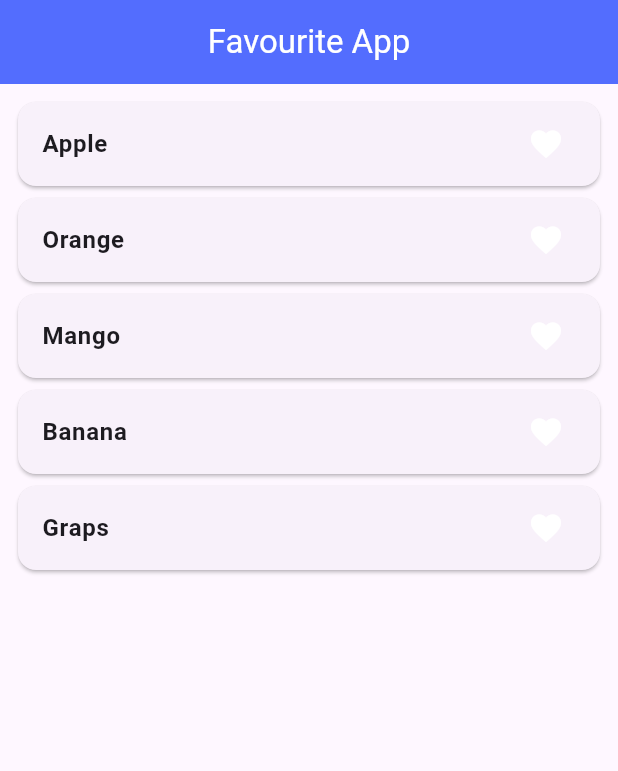
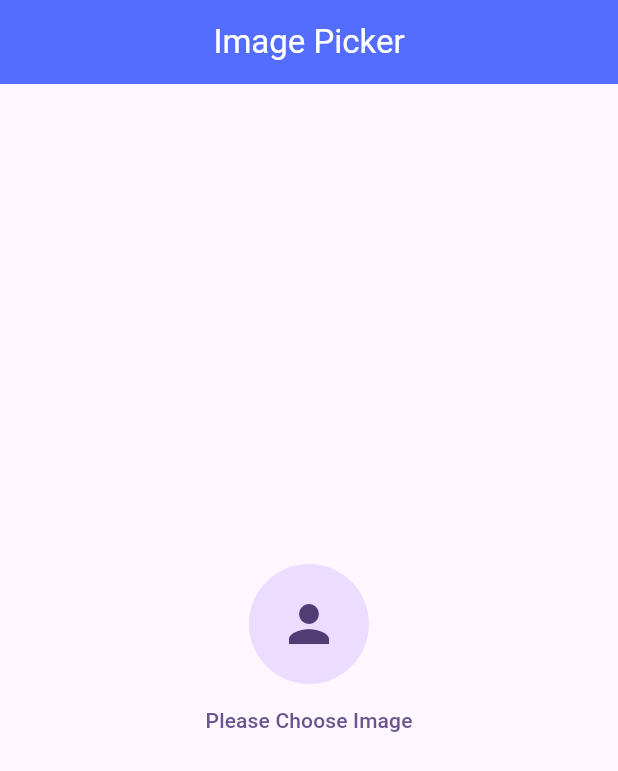
Before and after one commit to AdeelAhmadKhan36/GetX-Statemanagement, a Flutter app: the screen it shows after launch, on a phone screen of 412 x 824 dp. Shown: the top 771 px of the screen. Run offline on Flutter 3.47's test engine with Material 3 defaults, Android fonts, the light colour scheme and no system bars; our stand-ins replace get, image_picker.

Commit message:
Image pick using Getx

```diff
--- /dev/null
+++ b/lib/getx/image_controller.dart
@@ -0,0 +1,27 @@
+
+
+import 'dart:ui';
+
+import 'package:flutter/cupertino.dart';
+import 'package:get/get.dart';
+import 'package:get/get_state_manager/get_state_manager.dart';
+import 'package:image_picker/image_picker.dart';
+
+class Image_Controller extends GetxController{
+
+  RxString ImagePath=''.obs;
+  Future getImage()async{
+    final ImagePicker _picker=ImagePicker();
+    final Image= await _picker.pickImage(source: ImageSource.camera);
+
+    if(Image!=null){
+      ImagePath.value=Image.path.toString();
+
+    }else{
+
+      debugPrint('Image is Not Taken');
+    }
+
+  }
+
+}
--- a/lib/main.dart
+++ b/lib/main.dart
@@ -6,6 +6,7 @@ import 'package:getx_statemanagement/view/Language_home.dart';
 import 'package:getx_statemanagement/view/Languages.dart';
 import 'package:getx_statemanagement/view/Pagetwo.dart';
 import 'package:getx_statemanagement/view/favourit_app.dart';
+import 'package:getx_statemanagement/view/image_pick.dart';
 import 'package:getx_statemanagement/view/opacity_example2.dart';
 import 'package:getx_statemanagement/view/switch_notification.dart';
 
@@ -31,7 +32,7 @@ class MyApp extends StatelessWidget {
         colorScheme: ColorScheme.fromSeed(seedColor: Colors.deepPurple),
         useMaterial3: true,
       ),
-      home: const Favorite_Home(),
+      home: const Image_Getx(),
       getPages: [
         GetPage(name: '/PageTwo', page: ()=>PageTwo()),
       ],
--- /dev/null
+++ b/lib/view/image_pick.dart
@@ -0,0 +1,57 @@
+import 'dart:io';
+
+import 'package:flutter/material.dart';
+import 'package:get/get.dart';
+import 'package:getx_statemanagement/getx/image_controller.dart';
+
+class Image_Getx extends StatefulWidget {
+  const Image_Getx({super.key});
+
+  @override
+  State<Image_Getx> createState() => _Image_GetxState();
+}
+
+class _Image_GetxState extends State<Image_Getx> {
+  final Image_Controller _controller = Get.put(Image_Controller());
+
+  @override
+  Widget build(BuildContext context) {
+    return Scaffold(
+      appBar: AppBar(
+        title: const Text(
+          "Image Picker",
+          style: TextStyle(color: Colors.white),
+        ),
+        backgroundColor: Colors.indigoAccent,
+        centerTitle: true,
+      ),
+      body: Obx(() {
+        return Column(
+          mainAxisAlignment: MainAxisAlignment.center,
+          crossAxisAlignment: CrossAxisAlignment.center,
+          children: [
+            Center(
+              child: CircleAvatar(
+                radius: 40,
+                backgroundImage: _controller.ImagePath.isNotEmpty
+                    ? FileImage(File(_controller.ImagePath.toString()))
+                    : null,
+                child: _controller.ImagePath.isEmpty
+                    ? const Icon(Icons.person, size: 40) // Placeholder icon
+                    : null,
+              ),
+            ),
+            Center(
+              child: TextButton(
+                onPressed: () {
+                  _controller.getImage();
+                },
+                child: const Text("Please Choose Image"),
+              ),
+            ),
+          ],
+        );
+      }),
+    );
+  }
+}
--- a/pubspec.yaml
+++ b/pubspec.yaml
@@ -37,6 +37,7 @@ dependencies:
   cupertino_icons: ^1.0.6
   get: ^4.6.6
   fluttertoast: ^8.2.6
+  image_picker: ^1.1.2
 
 dev_dependencies:
   flutter_test:
```
Also changed, not shown: pubspec.lock, 2 other files.
